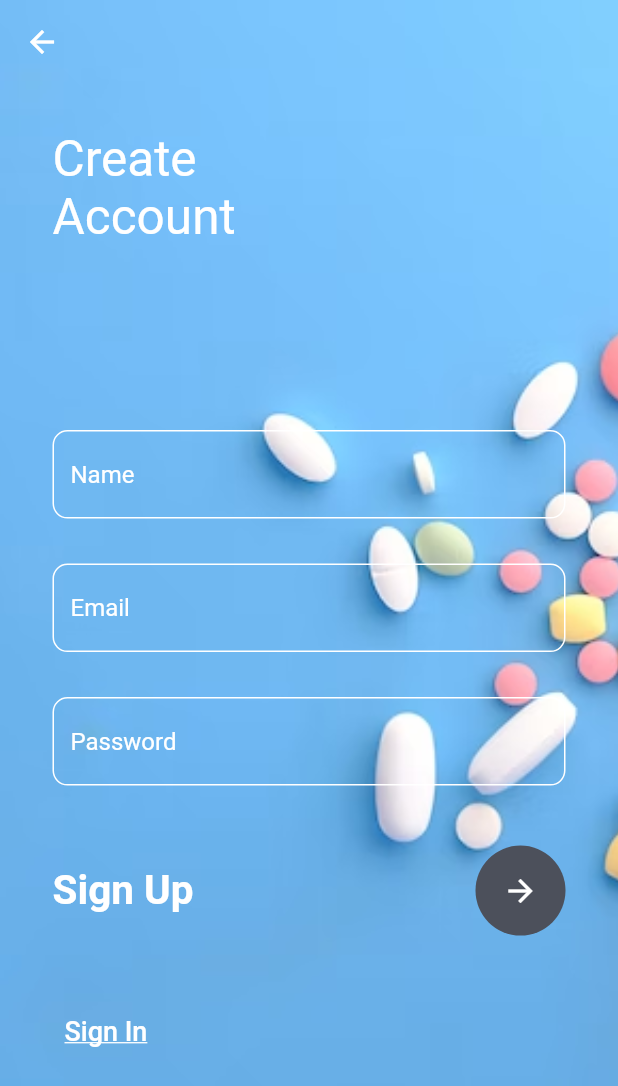
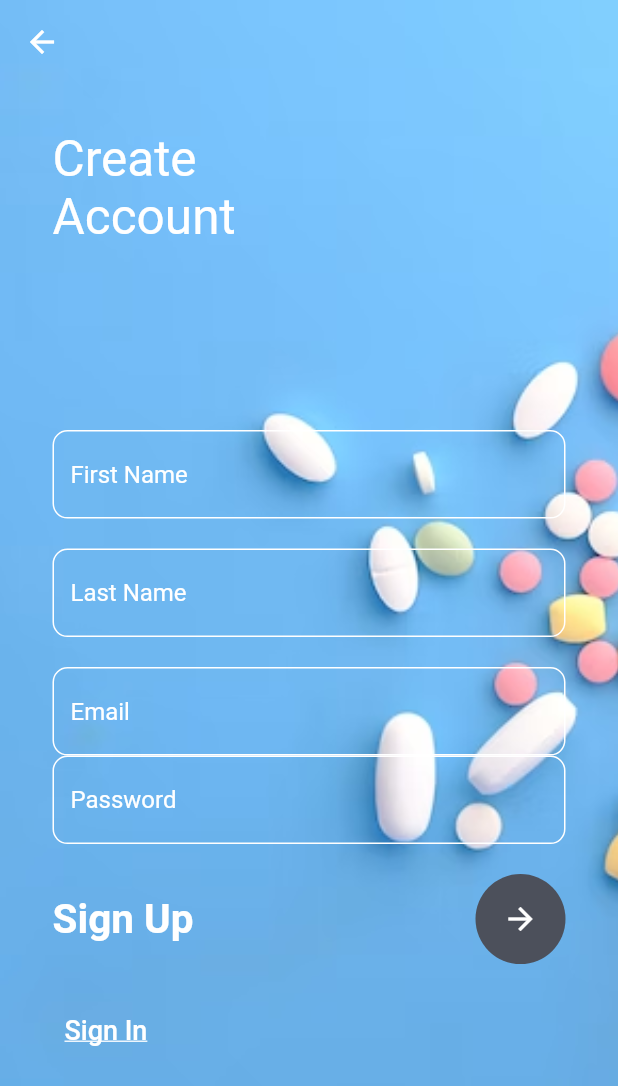
Before and after one commit to Samruddhi-Badlani/Pill_Assistant, a Flutter app: the Register screen opened by its route, after a tap on the "arrow forward" icon, on a phone screen of 412 x 824 dp. Shown: the top 1086 px of the screen. Run offline on Flutter 3.47's test engine with Material 2 defaults, Android fonts, the phone set to English and light mode, and no system bars; missing offline and left inert: dart:ffi; network calls fail.

Commit message:
added the medicine form

```diff
--- a/lib/main.dart
+++ b/lib/main.dart
@@ -3,6 +3,7 @@
 import 'package:flutter/material.dart';
 import 'package:pill_assistant/pages/home-page.dart';
 import 'package:pill_assistant/pages/login.dart';
+import 'package:pill_assistant/pages/med-form.dart';
 import 'package:pill_assistant/pages/myMeds.dart';
 import 'package:pill_assistant/pages/register.dart';
 
@@ -13,7 +14,8 @@ void main() {
       'login': (context) => Login(),
       'register': (context) => Register(),
       'home': (context) => MyHomePage(),
-      'myMeds': (context) => MyMeds()
+      'myMeds': (context) => MyMeds(),
+      'addMedicine': (context) => FormApp()
     },
   ));
 }
--- a/lib/pages/buildMedicineTable.dart
+++ b/lib/pages/buildMedicineTable.dart
@@ -84,6 +84,11 @@ class _MedicineTableState extends State<MedicineTable> {
               ],
               rows: list,
             ),
+            ElevatedButton(
+                onPressed: () {
+                  Navigator.pushNamed(context, 'addMedicine');
+                },
+                child: Text('Add medicine'))
           ],
         ),
       ),
--- a/lib/pages/login.dart
+++ b/lib/pages/login.dart
@@ -2,6 +2,8 @@
 
 import 'package:flutter/material.dart';
 import 'dart:developer';
+import 'package:http/http.dart' as http;
+import 'dart:convert';
 
 class Login extends StatefulWidget {
   const Login({Key? key}) : super(key: key);
@@ -83,8 +85,31 @@ class _LoginState extends State<Login> {
                                 backgroundColor: Color(0xff4c505b),
                                 child: IconButton(
                                     color: Colors.white,
-                                    onPressed: () {
+                                    onPressed: () async {
                                       log(emailController.text.toLowerCase());
+
+                                      //  final http.Response response =
+                                      //     await http.post(
+                                      //   Uri.parse(
+                                      //       'https://pill-management-backend.herokuapp.com/mobile-app-ws/users'),
+                                      //   headers: <String, String>{
+                                      //     'Content-Type':
+                                      //         'application/json; charset=UTF-8',
+                                      //   },
+                                      //   body: jsonEncode(<String, String>{
+                                      //     'email': emailController.text,
+
+                                      //     'password': passwordController.text
+                                      //   }),
+                                      // );
+                                      // if (response.statusCode == 200) {
+                                      //   print(json.decode(response.body));
+                                      //   print(json.decode(
+                                      //       response.headers.toString()));
+                                      //   Navigator.pushNamed(context, 'login');
+                                      // } else {
+                                      //   print(response.statusCode);
+                                      // }
                                       Navigator.pushNamed(context, 'home');
                                     },
                                     icon: Icon(
--- a/lib/pages/med-form.dart
+++ b/lib/pages/med-form.dart
@@ -1,8 +1,4 @@
 import 'package:flutter/material.dart';
-
-void main() {
-  runApp(const FormApp());
-}
 
 class FormApp extends StatelessWidget {
   const FormApp({Key? key}) : super(key: key);
--- a/lib/pages/register.dart
+++ b/lib/pages/register.dart
@@ -1,6 +1,8 @@
 // ignore_for_file: prefer_const_constructors
 
 import 'package:flutter/material.dart';
+import 'package:http/http.dart' as http;
+import 'dart:convert';
 
 class Register extends StatefulWidget {
   const Register({Key? key}) : super(key: key);
@@ -10,6 +12,10 @@ class Register extends StatefulWidget {
 }
 
 class _RegisterState extends State<Register> {
+  TextEditingController emailController = TextEditingController();
+  TextEditingController firstNameController = TextEditingController();
+  TextEditingController lastNameController = TextEditingController();
+  TextEditingController passwordController = TextEditingController();
   @override
   Widget build(BuildContext context) {
     return Container(
@@ -43,8 +49,9 @@ class _RegisterState extends State<Register> {
                       margin: EdgeInsets.only(left: 35, right: 35),
                       child: Column(
                         children: [
-                          TextField(
+                          TextFormField(
                             style: TextStyle(color: Colors.white),
+                            controller: firstNameController,
                             decoration: InputDecoration(
                                 enabledBorder: OutlineInputBorder(
                                   borderRadius: BorderRadius.circular(10),
@@ -58,17 +65,43 @@ class _RegisterState extends State<Register> {
                                     color: Colors.black,
                                   ),
                                 ),
-                                hintText: "Name",
+                                hintText: "First Name",
                                 hintStyle: TextStyle(color: Colors.white),
                                 border: OutlineInputBorder(
                                   borderRadius: BorderRadius.circular(10),
                                 )),
                           ),
                           SizedBox(
-                            height: 30,
+                            height: 20,
                           ),
-                          TextField(
+                          TextFormField(
                             style: TextStyle(color: Colors.white),
+                            controller: lastNameController,
+                            decoration: InputDecoration(
+                                enabledBorder: OutlineInputBorder(
+                                  borderRadius: BorderRadius.circular(10),
+                                  borderSide: BorderSide(
+                                    color: Colors.white,
+                                  ),
+                                ),
+                                focusedBorder: OutlineInputBorder(
+                                  borderRadius: BorderRadius.circular(10),
+                                  borderSide: BorderSide(
+                                    color: Colors.black,
+                                  ),
+                                ),
+                                hintText: "Last Name",
+                                hintStyle: TextStyle(color: Colors.white),
+                                border: OutlineInputBorder(
+                                  borderRadius: BorderRadius.circular(10),
+                                )),
+                          ),
+                          SizedBox(
+                            height: 20,
+                          ),
+                          TextFormField(
+                            style: TextStyle(color: Colors.white),
+                            controller: emailController,
                             decoration: InputDecoration(
                                 enabledBorder: OutlineInputBorder(
                                   borderRadius: BorderRadius.circular(10),
@@ -88,11 +121,9 @@ class _RegisterState extends State<Register> {
                                   borderRadius: BorderRadius.circular(10),
                                 )),
                           ),
-                          SizedBox(
-                            height: 30,
-                          ),
-                          TextField(
+                          TextFormField(
                             style: TextStyle(color: Colors.white),
+                            controller: passwordController,
                             obscureText: true,
                             decoration: InputDecoration(
                                 enabledBorder: OutlineInputBorder(
@@ -114,7 +145,7 @@ class _RegisterState extends State<Register> {
                                 )),
                           ),
                           SizedBox(
-                            height: 40,
+                            height: 20,
                           ),
                           Row(
                             mainAxisAlignment: MainAxisAlignment.spaceBetween,
@@ -131,7 +162,36 @@ class _RegisterState extends State<Register> {
                                 backgroundColor: Color(0xff4c505b),
                                 child: IconButton(
                                     color: Colors.white,
-                                    onPressed: () {},
+                                    onPressed: () async {
+                                      print("Hello sign up called");
+                                      print(firstNameController.text);
+                                      print(lastNameController.text);
+                                      print(emailController.text);
+                                      print(passwordController.text);
+
+                                      final http.Response response =
+                                          await http.post(
+                                        Uri.parse(
+                                            'https://pill-management-backend.herokuapp.com/mobile-app-ws/users'),
+                                        headers: <String, String>{
+                                          'Content-Type':
+                                              'application/json; charset=UTF-8',
+                                        },
+                                        body: jsonEncode(<String, String>{
+                                          'email': emailController.text,
+                                          'firstName': firstNameController.text,
+                                          'lastName': lastNameController.text,
+                                          'password': passwordController.text
+                                        }),
+                                      );
+                                      if (response.statusCode == 200) {
+                                        print(json.decode(response.body));
+
+                                        Navigator.pushNamed(context, 'login');
+                                      } else {
+                                        print(response.statusCode);
+                                      }
+                                    },
                                     icon: Icon(
                                       Icons.arrow_forward,
                                     )),
@@ -139,7 +199,7 @@ class _RegisterState extends State<Register> {
                             ],
                           ),
                           SizedBox(
-                            height: 40,
+                            height: 20,
                           ),
                           Row(
                             mainAxisAlignment: MainAxisAlignment.spaceBetween,
--- a/pubspec.yaml
+++ b/pubspec.yaml
@@ -34,6 +34,7 @@ dependencies:
   # The following adds the Cupertino Icons font to your application.
   # Use with the CupertinoIcons class for iOS style icons.
   cupertino_icons: ^1.0.2
+  http: ^0.13.5
 
 dev_dependencies:
   flutter_test:
```
Also changed, not shown: pubspec.lock.
